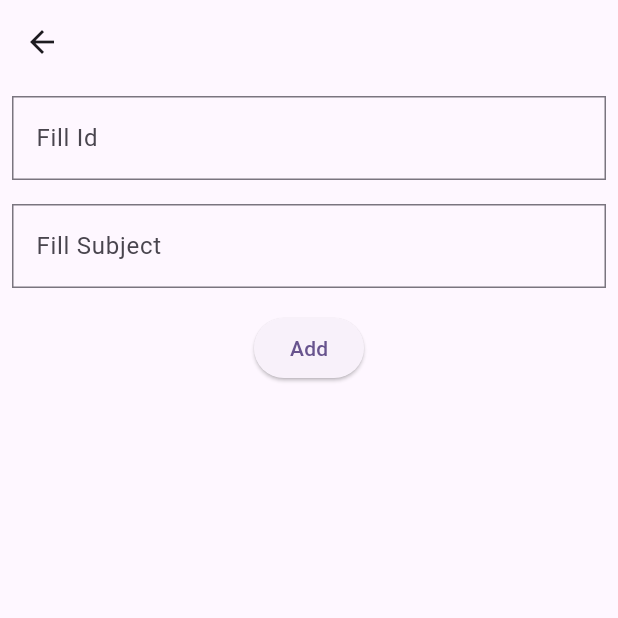
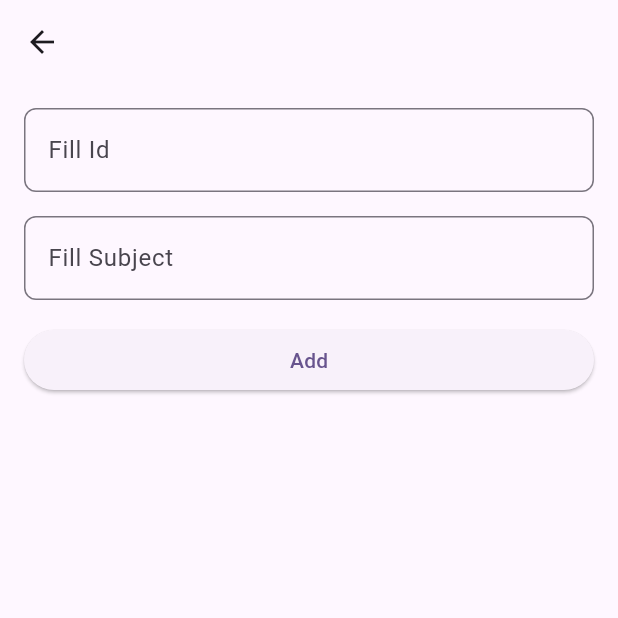
Before and after one commit to naveensirsi97/school_app, a Flutter app: the AddSubjectScreen screen opened by its route, after a tap on "Add", on a phone screen of 412 x 824 dp, the top half of it. Run offline on Flutter 3.47's test engine with Material 2 defaults, Android fonts, the phone set to English and light mode, and no system bars; our stand-ins replace sqflite; accounts and stored records are empty.

Commit message:
addSubject Screen create

```diff
--- a/lib/teacher/subject/ui/add_subject_screen.dart
+++ b/lib/teacher/subject/ui/add_subject_screen.dart
@@ -27,14 +27,15 @@ class _AddSubjectScreenState extends State<AddSubjectScreen> {
         title: const Text(''),
       ),
       body: Padding(
-        padding: const EdgeInsets.all(8),
+        padding: const EdgeInsets.all(16),
         child: Column(
           children: [
             TextField(
+              keyboardType: TextInputType.number,
               controller: subjectIdController,
               decoration: InputDecoration(
                 border: OutlineInputBorder(
-                  borderRadius: BorderRadius.circular(0),
+                  borderRadius: BorderRadius.circular(8),
                 ),
                 hintText: 'Fill Id',
               ),
@@ -46,7 +47,7 @@ class _AddSubjectScreenState extends State<AddSubjectScreen> {
               controller: subjectNameController,
               decoration: InputDecoration(
                 border: OutlineInputBorder(
-                  borderRadius: BorderRadius.circular(0),
+                  borderRadius: BorderRadius.circular(8),
                 ),
                 hintText: 'Fill Subject',
               ),
@@ -54,15 +55,20 @@ class _AddSubjectScreenState extends State<AddSubjectScreen> {
             const SizedBox(
               height: 16,
             ),
-            ElevatedButton(
+            SizedBox(
+              width: MediaQuery.of(context).size.width,
+              child: ElevatedButton(
                   onPressed: ()async {
                     Subject subject = Subject(
                         subjectId: int.parse(subjectIdController.text),
                         subjectName: subjectNameController.text);
                     await DatabaseHelper.addSubjectData(subject);
+                    if(mounted) {
                       Navigator.pop(context);
+                    }
                   },
-                child: const Text('Add'))
+                  child: const Text('Add')),
+            )
           ],
         ),
       ),
```
Lines whose indentation alone changed are shown as unchanged.
